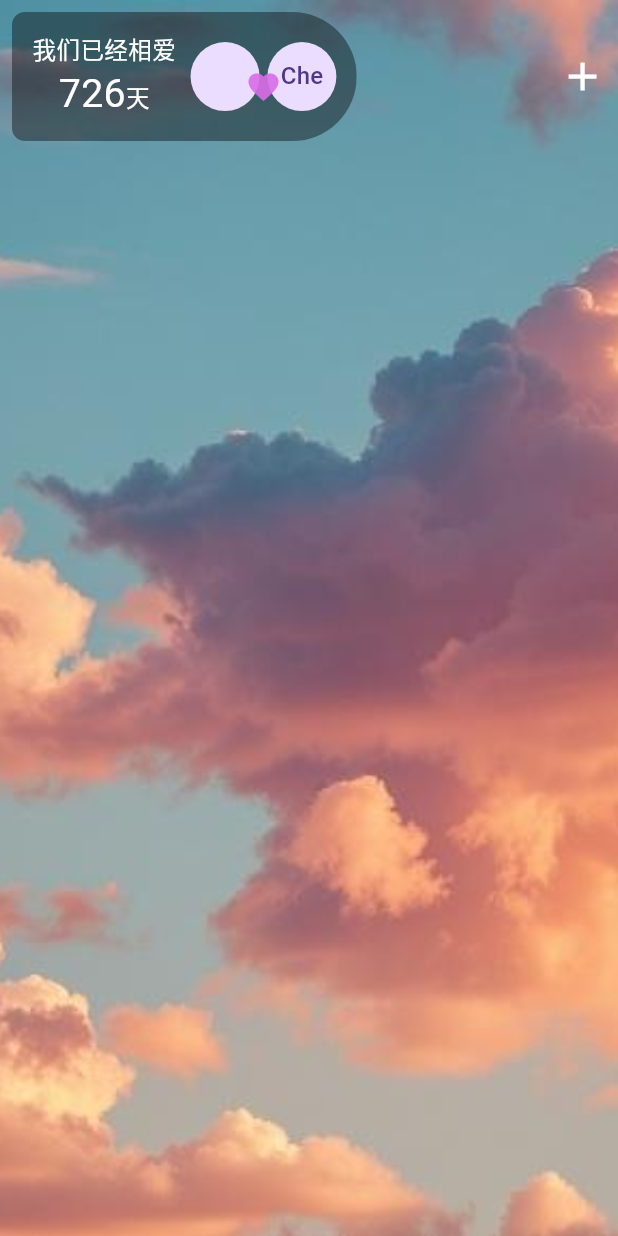
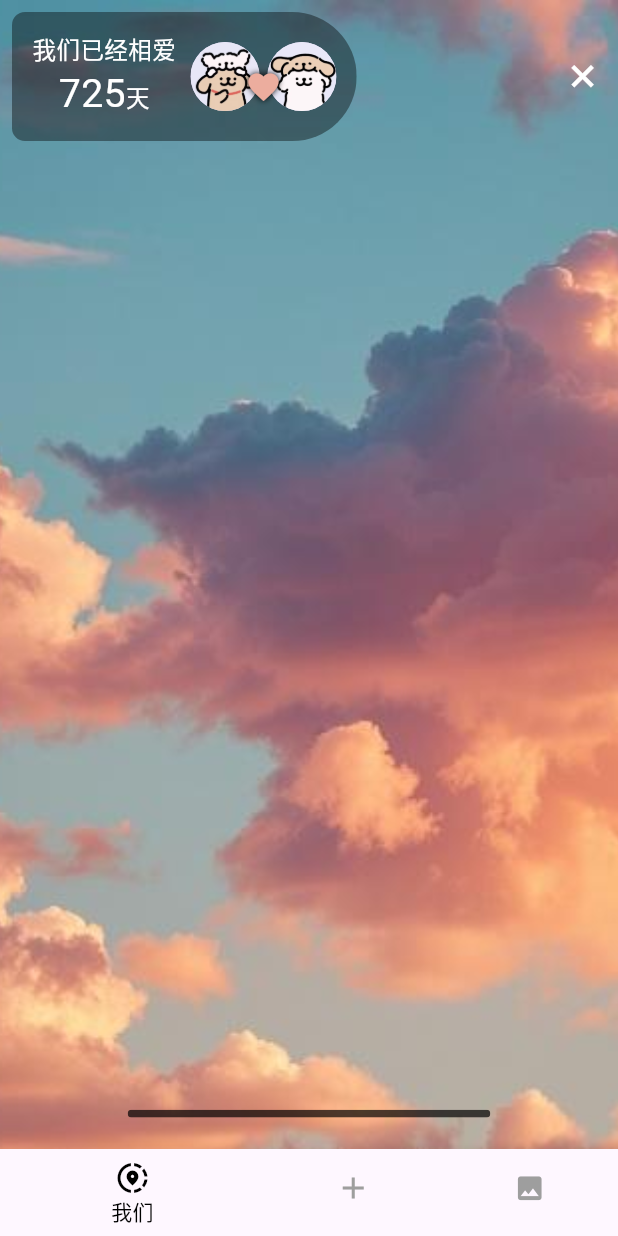
Before and after one commit to dzyz6/LoveApp, a Flutter app: the screen it shows after launch, after a tap on the "add" icon, on a phone screen of 412 x 824 dp. Run offline on Flutter 3.47's test engine with Material 3 defaults, Android fonts, the light colour scheme and no system bars; our stand-ins replace flutter_screenutil; Roboto replaces fonts that are missing (Yuan).

Commit message:
[fea]ui更新

```diff
--- /dev/null
+++ b/lib/common/public_provider.dart
@@ -0,0 +1,6 @@
+import 'package:flutter/material.dart';
+
+class PublicProvider extends ChangeNotifier {
+  String backimage='lib/common/image/cloud.jpeg';
+
+}
--- /dev/null
+++ b/lib/common/route.dart
@@ -0,0 +1,11 @@
+
+
+import 'package:flutter/material.dart';
+import 'package:untitled5/view/addimage.dart';
+
+class QRoute{
+  static String addimage='/addimage';
+  static final Map<String, Widget Function(dynamic arguments)> routers ={
+    addimage:(_)=>Addimage(),
+  };
+}
--- a/lib/main.dart
+++ b/lib/main.dart
@@ -1,9 +1,15 @@
 import 'package:flutter/material.dart';
+import 'common/public_provider.dart';
 import 'view/home_page.dart';
 import 'package:flutter_screenutil/flutter_screenutil.dart';
+import 'package:flutter/cupertino.dart';
+import 'package:provider/provider.dart';
 
 void main() {
-  runApp(const MyApp());
+  runApp(ChangeNotifierProvider(
+    create: (context) => PublicProvider(),
+    child: MyApp(),
+  ));
 }
 
 class MyApp extends StatelessWidget {
@@ -13,11 +19,9 @@ class MyApp extends StatelessWidget {
   @override
   Widget build(BuildContext context) {
     return ScreenUtilInit(
-      designSize: Size(393,852),
-       child:MaterialApp(
-         theme: ThemeData(
-
-         ),
+      designSize: Size(393, 852),
+      child: MaterialApp(
+        theme: ThemeData(),
         home: MyHomePage(),
       ),
     );
--- /dev/null
+++ b/lib/view/addimage.dart
@@ -0,0 +1,15 @@
+import 'package:flutter/cupertino.dart';
+
+class Addimage extends StatefulWidget {
+  const Addimage({super.key});
+
+  @override
+  State<Addimage> createState() => _AddimageState();
+}
+
+class _AddimageState extends State<Addimage> {
+  @override
+  Widget build(BuildContext context) {
+    return Text("afsddddddd");
+  }
+}
--- /dev/null
+++ b/lib/view/firstpage.dart
@@ -0,0 +1,279 @@
+
+import 'package:flutter/material.dart';
+import 'package:flutter_screenutil/flutter_screenutil.dart';
+
+
+String backimage='lib/common/image/cloud.jpeg';
+class Firstpage extends StatelessWidget {
+  const Firstpage({super.key});
+
+  @override
+  Widget build(BuildContext context) {
+    return Container(
+      decoration: BoxDecoration(
+        color: Colors.black,
+        image: DecorationImage(
+            image: AssetImage(backimage),
+            fit: BoxFit.cover),
+      ),
+      child: SafeArea(
+        child: Column(
+          children: [
+            CustomAppBar(),
+            Spacer(),
+            BottomSliver(),
+
+
+          ],
+        ),
+      ),
+    );
+  }
+}
+
+
+
+class CustomAppBar extends StatelessWidget {
+  const CustomAppBar({super.key});
+
+  @override
+  Widget build(BuildContext context) {
+    return Padding(
+      padding: const EdgeInsets.all(8.0),
+      child: Row(
+        mainAxisAlignment: MainAxisAlignment.spaceBetween,
+        children: [LoveTime(), ActionMore()],
+      ),
+    );
+  }
+}
+
+class LoveTime extends StatelessWidget {
+  LoveTime({super.key});
+
+  final startDate = DateTime(2022, 11, 1);
+  final endDate = DateTime.now();
+  late final days = endDate.difference(startDate).inDays + 1;
+
+  @override
+  Widget build(BuildContext context) {
+    return ClipRRect(
+      borderRadius: BorderRadius.only(
+          bottomRight: Radius.circular(100.r),
+          topRight: Radius.circular(100.r),
+          bottomLeft: Radius.circular(20.r),
+          topLeft: Radius.circular(20.r)),
+      child: ConstrainedBox(
+        constraints: BoxConstraints(
+          minHeight: 80.w,
+          minWidth: 210.h,
+        ),
+        child: Container(
+          color: Colors.black.withOpacity(0.4),
+          child: Padding(
+            padding: EdgeInsets.all(14.h),
+            child: Row(
+              mainAxisAlignment: MainAxisAlignment.start,
+              children: [
+                Column(
+                  children: [
+                    Text(
+                      "我们已经相爱",
+                      style: TextStyle(
+                          fontSize: 15.w,
+                          color: Colors.white,
+                          fontFamily: "Yuan"),
+                    ),
+                    Row(
+                      crossAxisAlignment: CrossAxisAlignment.baseline,
+                      textBaseline: TextBaseline.ideographic,
+                      children: [
+                        Text(
+                          "$days",
+                          style: TextStyle(
+                              fontSize: 25.w,
+                              color: Colors.white,
+                              fontFamily: "Yuan"),
+                        ),
+                        Text(
+                          "天",
+                          style: TextStyle(
+                              fontSize: 15.w,
+                              color: Colors.white,
+                              fontFamily: "Yuan"),
+                        ),
+                      ],
+                    ),
+                  ],
+                ),
+                SizedBox(
+                  width: 10.h,
+                ),
+                Stack(
+                  alignment: Alignment.center,
+                  children: [
+                    Row(
+                      children: [
+                        CircleAvatar(
+                          backgroundImage: AssetImage('lib/common/image/headimg1.jpg'),
+                          radius: 23,
+                        ),
+                        SizedBox(
+                          width: 5.w,
+                        ),
+                        CircleAvatar(
+                          radius: 23,
+                          backgroundImage: AssetImage('lib/common/image/headimg2.jpg'),
+                        )
+                      ],
+                    ),
+                    Transform(
+                        transform:
+                        Transform.translate(offset: const Offset(0, 7))
+                            .transform,
+                        child: BeatingHeart(
+                          duration: Duration(milliseconds: 800),
+                        ))
+                  ],
+                )
+              ],
+            ),
+          ),
+        ),
+      ),
+    );
+  }
+}
+
+class BeatingHeart extends StatefulWidget {
+  const BeatingHeart({super.key, required this.duration});
+
+  final Duration duration;
+
+  @override
+  State<BeatingHeart> createState() => _BeatingHeartState();
+}
+
+class _BeatingHeartState extends State<BeatingHeart>
+    with SingleTickerProviderStateMixin {
+  late final controller = AnimationController(vsync: this);
+
+  bool show = true;
+
+  @override
+  void initState() {
+    super.initState();
+    WidgetsBinding.instance.addPostFrameCallback((timeStamp) {
+      setState(() {
+        show = !show;
+      });
+    });
+  }
+
+  @override
+  Widget build(BuildContext context) {
+    return AnimatedOpacity(
+      curve: Curves.easeInOut,
+      opacity: show ? 1 : 0.4,
+      onEnd: () async {
+        if (show) {
+          await Future.delayed(const Duration(milliseconds: 1000));
+        }
+        setState(() {
+          show = !show;
+        });
+      },
+      duration: widget.duration,
+      child: const Icon(
+        Icons.favorite,
+        shadows: [Shadow(color: Colors.black,blurRadius: 5)],
+        color: Color(0xFFECAD9E),
+      ),
+    );
+  }
+}
+
+class ActionMore extends StatefulWidget {
+  ActionMore({super.key});
+
+  @override
+  State<ActionMore> createState() => _ActionMoreState();
+}
+
+class _ActionMoreState extends State<ActionMore>
+    with SingleTickerProviderStateMixin {
+  late final controller = AnimationController(
+      duration: const Duration(milliseconds: 100), vsync: this);
+  bool isz = true;
+
+  @override
+  Widget build(BuildContext context) {
+    return GestureDetector(
+      onTap: () {
+        if (isz) {
+          controller.forward();
+          isz = !isz;
+        } else {
+          controller.reverse();
+          isz = !isz;
+        }
+
+      },
+      child: RotationTransition(
+        alignment: Alignment.center,
+        turns: Tween(begin: 0.0, end: 0.125).animate(CurvedAnimation(
+          parent: controller,
+          curve: Curves.easeInOut,
+        )),
+        child: Container(
+          child: Icon(
+            Icons.add,
+            size: 30.w,
+            color: Colors.white,
+          ),
+        ),
+      ),
+    );
+
+
+
+  }
+}
+
+
+class BottomSliver extends StatefulWidget {
+  const BottomSliver({super.key});
+
+  @override
+  State<BottomSliver> createState() => _BottomSliverState();
+}
+
+class _BottomSliverState extends State<BottomSliver> {
+
+  @override
+  Widget build(BuildContext context) {
+    return GestureDetector(
+      behavior: HitTestBehavior.opaque,
+      onVerticalDragStart: (detail){
+        showModalBottomSheet(context: context, builder: (builder){
+          return Container(
+            child: Text("Asfddddddddddd"),
+          );
+        },);
+      },
+      child: Padding(
+        padding: EdgeInsets.all(20.w),
+        child: ClipRRect(
+          borderRadius: BorderRadius.only(topLeft: Radius.circular(10.r),topRight:Radius.circular(10.r) ,bottomLeft:Radius.circular(10.r) ,bottomRight: Radius.circular(10.r)),
+          child: Opacity(
+            opacity: 0.8,
+            child: Container(
+              width: 250.h,
+                height: 5.w,
+                color: Colors.black87,
+                ),
+          ),
+        ),
+      ));
+  }
+}
--- a/lib/view/home_page.dart
+++ b/lib/view/home_page.dart
@@ -4,229 +4,84 @@ import 'package:flutter/widgets.dart';
 import 'package:flutter_screenutil/flutter_screenutil.dart';
 import 'package:untitled5/common/color.dart';
 import 'package:untitled5/common/size.dart';
+import 'package:untitled5/view/firstpage.dart';
+import 'package:untitled5/view/thirdpage.dart';
 
-class MyHomePage extends StatelessWidget {
+import 'secondpage.dart';
+
+PageController pageController=PageController(initialPage: 0);
+
+class MyHomePage extends StatefulWidget {
   const MyHomePage({super.key});
+
+  @override
+  State<MyHomePage> createState() => _MyHomePageState();
+}
+
+class _MyHomePageState extends State<MyHomePage> {
+
 
   @override
   Widget build(BuildContext context) {
     return Scaffold(
-      body: Container(
-        decoration: const BoxDecoration(
-          color: Colors.black,
-          image: DecorationImage(
-              image: AssetImage('lib/common/image/cloud.jpeg'),
-              fit: BoxFit.cover),
-        ),
-        child: const SafeArea(
-          child: Column(
-            children: [
-              CustomAppBar(),
-            ],
-          ),
-        ),
+      body: PageView(
+        physics: NeverScrollableScrollPhysics(),
+        controller: pageController,
+        children: [
+          Firstpage(),
+          Secondpage(),
+          Thirdpage(),
+        ],
       ),
+      bottomNavigationBar: BottomTap(),
     );
   }
 }
 
-class CustomAppBar extends StatelessWidget {
-  const CustomAppBar({super.key});
+
+
+
+
+
+class BottomTap extends StatefulWidget {
+  const BottomTap({super.key});
 
   @override
+  State<BottomTap> createState() => _BottomTapState();
+}
+
+class _BottomTapState extends State<BottomTap> {
+
+  int currentIndex = 0;
+  void _ontap(int value){
+    currentIndex=value;
+    setState(() {
+       pageController.jumpToPage(currentIndex);
+    });
+  }
+  @override
   Widget build(BuildContext context) {
-    return Padding(
-      padding: const EdgeInsets.all(8.0),
-      child: Row(
-        mainAxisAlignment: MainAxisAlignment.spaceBetween,
-        children: [LoveTime(), const ActionMore()],
+    return Container(
+      decoration: BoxDecoration(
+        gradient: LinearGradient(
+          colors: [Colors.transparent,Colors.white],
+          begin: Alignment.topCenter,
+          end: Alignment.bottomCenter,
+        ),
+
       ),
+      child: BottomNavigationBar(
+        backgroundColor: Colors.transparent,
+        currentIndex: currentIndex,
+          unselectedItemColor:Colors.grey,
+          type: BottomNavigationBarType.shifting,
+          selectedItemColor: Colors.black,
+          onTap: _ontap,
+          items:[
+            BottomNavigationBarItem(icon: Icon(Icons.share_location),label:'我们' ),
+            BottomNavigationBarItem(icon: Icon(Icons.add),label: '悄悄话'),
+            BottomNavigationBarItem(icon: Icon(Icons.photo,size: 20.w,),label: '情侣相册',),
+          ] ),
     );
   }
 }
-
-class LoveTime extends StatelessWidget {
-  LoveTime({super.key});
-
-  final startDate = DateTime(2022, 11, 1);
-  final endDate = DateTime.now();
-  late final days = endDate.difference(startDate).inDays + 2;
-
-  @override
-  Widget build(BuildContext context) {
-    return ClipRRect(
-      borderRadius: BorderRadius.only(
-          bottomRight: Radius.circular(100.r),
-          topRight: Radius.circular(100.r),
-          bottomLeft: Radius.circular(20.r),
-          topLeft: Radius.circular(20.r)),
-      child: ConstrainedBox(
-        constraints: BoxConstraints(
-          minHeight: 80.w,
-          minWidth: 210.h,
-        ),
-        child: Container(
-          color: Colors.black.withOpacity(0.4),
-          child: Padding(
-            padding: EdgeInsets.all(14.h),
-            child: Row(
-              mainAxisAlignment: MainAxisAlignment.start,
-              children: [
-                Column(
-                  children: [
-                    Text(
-                      "我们已经相爱",
-                      style: TextStyle(
-                          fontSize: 15.w,
-                          color: Colors.white,
-                          fontFamily: "Yuan"),
-                    ),
-                    Row(
-                      crossAxisAlignment: CrossAxisAlignment.baseline,
-                      textBaseline: TextBaseline.ideographic,
-                      children: [
-                        Text(
-                          "$days",
-                          style: TextStyle(
-                              fontSize: 25.w,
-                              color: Colors.white,
-                              fontFamily: "Yuan"),
-                        ),
-                        Text(
-                          "天",
-                          style: TextStyle(
-                              fontSize: 15.w,
-                              color: Colors.white,
-                              fontFamily: "Yuan"),
-                        ),
-                      ],
-                    ),
-                  ],
-                ),
-                SizedBox(
-                  width: 10.h,
-                ),
-                Stack(
-                  alignment: Alignment.center,
-                  children: [
-                    Row(
-                      children: [
-                        const CircleAvatar(
-                          radius: 23,
-                        ),
-                        SizedBox(
-                          width: 5.w,
-                        ),
-                        const CircleAvatar(
-                          radius: 23,
-                          child: Text("Che"),
-                        )
-                      ],
-                    ),
-                    Transform(
-                        transform:
-                            Transform.translate(offset: const Offset(0, 7))
-                                .transform,
-                        child: BeatingHeart(
-                          duration: Duration(milliseconds: 800),
-                        ))
-                  ],
-                )
-              ],
-            ),
-          ),
-        ),
-      ),
-    );
-  }
-}
-
-class BeatingHeart extends StatefulWidget {
-  const BeatingHeart({super.key, required this.duration});
-
-  final Duration duration;
-
-  @override
-  State<BeatingHeart> createState() => _BeatingHeartState();
-}
-
-class _BeatingHeartState extends State<BeatingHeart>
-    with SingleTickerProviderStateMixin {
-  late final controller = AnimationController(vsync: this);
-
-  bool show = true;
-
-  @override
-  void initState() {
-    super.initState();
-    WidgetsBinding.instance.addPostFrameCallback((timeStamp) {
-      setState(() {
-        show = !show;
-      });
-    });
-  }
-
-  @override
-  Widget build(BuildContext context) {
-    return AnimatedOpacity(
-      curve: Curves.easeInOut,
-      opacity: show ? 1 : 0.3,
-      onEnd: () async {
-        if (show) {
-          await Future.delayed(const Duration(milliseconds: 1000));
-        }
-        setState(() {
-          show = !show;
-        });
-      },
-      duration: widget.duration,
-      child: const Icon(
-        Icons.favorite,
-        color: Color(0xFFD86DE8),
-      ),
-    );
-  }
-}
-
-class ActionMore extends StatefulWidget {
-  const ActionMore({super.key});
-
-  @override
-  State<ActionMore> createState() => _ActionMoreState();
-}
-
-class _ActionMoreState extends State<ActionMore>
-    with SingleTickerProviderStateMixin {
-  late final controller = AnimationController(
-      duration: const Duration(milliseconds: 100), vsync: this);
-  bool isz = true;
-
-  @override
-  Widget build(BuildContext context) {
-    return GestureDetector(
-      onTap: () {
-        if (isz) {
-          controller.forward();
-          isz = !isz;
-        } else {
-          controller.reverse();
-          isz = !isz;
-        }
-      },
-      child: RotationTransition(
-        alignment: Alignment.center,
-        turns: Tween(begin: 0.0, end: 0.25).animate(CurvedAnimation(
-          parent: controller,
-          curve: Curves.easeInOut,
-        )),
-        child: Container(
-          child: Icon(
-            Icons.add,
-            size: 30.w,
-            color: Colors.white,
-          ),
-        ),
-      ),
-    );
-  }
-}
--- /dev/null
+++ b/lib/view/secondpage.dart
@@ -0,0 +1,15 @@
+import 'package:flutter/material.dart';
+
+class Secondpage extends StatefulWidget {
+  const Secondpage({super.key});
+
+  @override
+  State<Secondpage> createState() => _SecondpageState();
+}
+
+class _SecondpageState extends State<Secondpage> {
+  @override
+  Widget build(BuildContext context) {
+    return const Placeholder();
+  }
+}
--- /dev/null
+++ b/lib/view/thirdpage.dart
@@ -0,0 +1,27 @@
+import 'package:flutter/material.dart';
+import 'package:untitled5/common/route.dart';
+import 'package:untitled5/view/addimage.dart';
+
+class Thirdpage extends StatefulWidget {
+  const Thirdpage({super.key});
+
+  @override
+  State<Thirdpage> createState() => _ThirdpageState();
+}
+
+class _ThirdpageState extends State<Thirdpage> {
+  @override
+  Widget build(BuildContext context) {
+    return Container(
+      decoration: BoxDecoration(
+              color: Color(0xFFFAF9DE)
+      ),
+      child: Scaffold(
+        backgroundColor: Colors.transparent,
+        floatingActionButton: FloatingActionButton(onPressed: (){
+            Navigator.of(context).push(MaterialPageRoute(builder: (_)=>Addimage()));
+        }),
+      ),
+    );
+  }
+}
--- a/pubspec.yaml
+++ b/pubspec.yaml
@@ -37,6 +37,7 @@ dependencies:
   cupertino_icons: ^1.0.6
   flutter_screenutil: ^5.9.3
   shared_preferences: ^2.3.2
+  provider: ^6.1.2
 
 dev_dependencies:
   flutter_test:
```
Also changed, not shown: lib/common/image/headimg1.jpg (added), lib/common/image/headimg2.jpg (added), lib/common/image/sea.jpeg (added), lib/common/image/sun.jpeg (added), lib/common/image/tokyo.jpeg (added), pubspec.lock, 1 other file.
